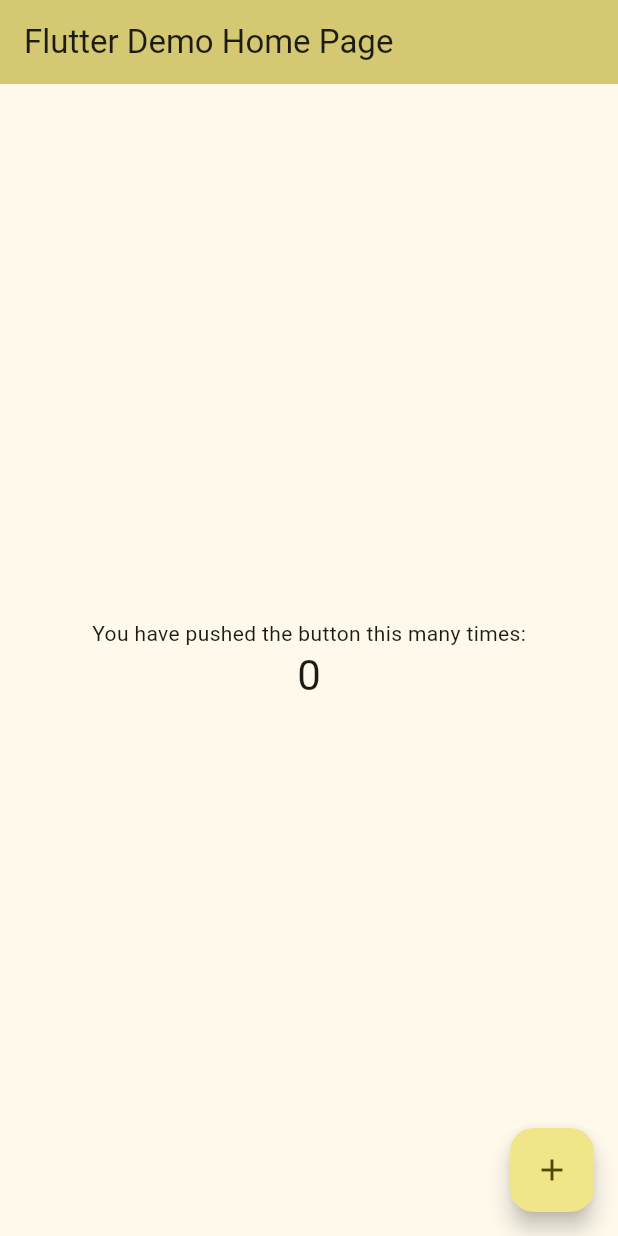
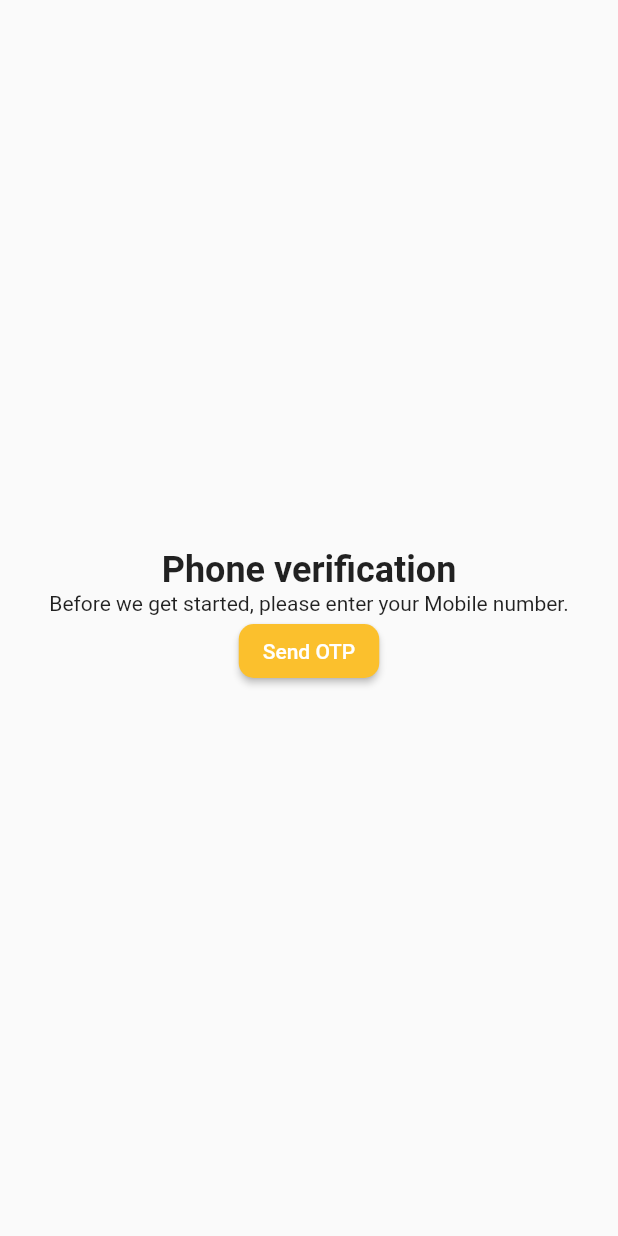
Before and after one commit to HarunJamal/HobbyHub, a Flutter app: the screen it shows after launch, on a phone screen of 412 x 824 dp. Run offline on Flutter 3.47's test engine with Material 2 defaults, Android fonts, the phone set to English and light mode, and no system bars.

Commit message:
phone number entry screen in progress

```diff
--- a/lib/main.dart
+++ b/lib/main.dart
@@ -1,126 +1,11 @@
 import 'package:flutter/material.dart';
+import 'package:hobby_hub/otp.dart';
+import 'package:hobby_hub/phone.dart';
 
 void main() {
-  runApp(const MyApp());
+  runApp(MaterialApp(
+    debugShowCheckedModeBanner: false,
+    initialRoute: 'phone',
+    routes: {'phone': (context) => MyPhone(), 'otp': (context) => MyOtp()},
+  ));
 }
-
-class MyApp extends StatelessWidget {
-  const MyApp({super.key});
-
-  // This widget is the root of your application.
-  @override
-  Widget build(BuildContext context) {
-    return MaterialApp(
-      title: 'Flutter Demo',
-      theme: ThemeData(
-        // This is the theme of your application.
-        //
-        // TRY THIS: Try running your application with "flutter run". You'll see
-        // the application has a blue toolbar. Then, without quitting the app,
-        // try changing the seedColor in the colorScheme below to Colors.green
-        // and then invoke "hot reload" (save your changes or press the "hot
-        // reload" button in a Flutter-supported IDE, or press "r" if you used
-        // the command line to start the app).
-        //
-        // Notice that the counter didn't reset back to zero; the application
-        // state is not lost during the reload. To reset the state, use hot
-        // restart instead.
-        //
-        // This works for code too, not just values: Most code changes can be
-        // tested with just a hot reload.
-        colorScheme:
-            ColorScheme.fromSeed(seedColor: Color.fromARGB(255, 149, 138, 38)),
-        useMaterial3: true,
-      ),
-      home: const MyHomePage(title: 'Flutter Demo Home Page'),
-    );
-  }
-}
-
-class MyHomePage extends StatefulWidget {
-  const MyHomePage({super.key, required this.title});
-
-  // This widget is the home page of your application. It is stateful, meaning
-  // that it has a State object (defined below) that contains fields that affect
-  // how it looks.
-
-  // This class is the configuration for the state. It holds the values (in this
-  // case the title) provided by the parent (in this case the App widget) and
-  // used by the build method of the State. Fields in a Widget subclass are
-  // always marked "final".
-
-  final String title;
-
-  @override
-  State<MyHomePage> createState() => _MyHomePageState();
-}
-
-class _MyHomePageState extends State<MyHomePage> {
-  int _counter = 0;
-
-  void _incrementCounter() {
-    setState(() {
-      // This call to setState tells the Flutter framework that something has
-      // changed in this State, which causes it to rerun the build method below
-      // so that the display can reflect the updated values. If we changed
-      // _counter without calling setState(), then the build method would not be
-      // called again, and so nothing would appear to happen.
-      _counter++;
-    });
-  }
-
-  @override
-  Widget build(BuildContext context) {
-    // This method is rerun every time setState is called, for instance as done
-    // by the _incrementCounter method above.
-    //
-    // The Flutter framework has been optimized to make rerunning build methods
-    // fast, so that you can just rebuild anything that needs updating rather
-    // than having to individually change instances of widgets.
-    return Scaffold(
-      appBar: AppBar(
-        // TRY THIS: Try changing the color here to a specific color (to
-        // Colors.amber, perhaps?) and trigger a hot reload to see the AppBar
-        // change color while the other colors stay the same.
-        backgroundColor: Theme.of(context).colorScheme.inversePrimary,
-        // Here we take the value from the MyHomePage object that was created by
-        // the App.build method, and use it to set our appbar title.
-        title: Text(widget.title),
-      ),
-      body: Center(
-        // Center is a layout widget. It takes a single child and positions it
-        // in the middle of the parent.
-        child: Column(
-          // Column is also a layout widget. It takes a list of children and
-          // arranges them vertically. By default, it sizes itself to fit its
-          // children horizontally, and tries to be as tall as its parent.
-          //
-          // Column has various properties to control how it sizes itself and
-          // how it positions its children. Here we use mainAxisAlignment to
-          // center the children vertically; the main axis here is the vertical
-          // axis because Columns are vertical (the cross axis would be
-          // horizontal).
-          //
-          // TRY THIS: Invoke "debug painting" (choose the "Toggle Debug Paint"
-          // action in the IDE, or press "p" in the console), to see the
-          // wireframe for each widget.
-          mainAxisAlignment: MainAxisAlignment.center,
-          children: <Widget>[
-            const Text(
-              'You have pushed the button this many times:',
-            ),
-            Text(
-              '$_counter',
-              style: Theme.of(context).textTheme.headlineMedium,
-            ),
-          ],
-        ),
-      ),
-      floatingActionButton: FloatingActionButton(
-        onPressed: _incrementCounter,
-        tooltip: 'Increment',
-        child: const Icon(Icons.add),
-      ), // This trailing comma makes auto-formatting nicer for build methods.
-    );
-  }
-}
--- a/lib/phone.dart
+++ b/lib/phone.dart
@@ -0,0 +1,42 @@
+import 'package:flutter/material.dart';
+
+class MyPhone extends StatefulWidget {
+  const MyPhone({super.key});
+
+  @override
+  State<MyPhone> createState() => _MyPhoneState();
+}
+
+class _MyPhoneState extends State<MyPhone> {
+  @override
+  Widget build(BuildContext context) {
+    return Scaffold(
+        body: Container(
+      alignment: Alignment.center,
+      child: SingleChildScrollView(
+        child: Column(
+          mainAxisAlignment: MainAxisAlignment.center,
+          children: [
+            Text(
+              'Phone verification',
+              style: TextStyle(fontSize: 24, fontWeight: FontWeight.bold),
+            ),
+            Text(
+              'Before we get started, please enter your Mobile number.',
+              style: TextStyle(fontSize: 14),
+              textAlign: TextAlign.center,
+            ),
+            ElevatedButton(
+              onPressed: () {},
+              child: Text('Send OTP'),
+              style: ElevatedButton.styleFrom(
+                  backgroundColor: Colors.yellow[700],
+                  shape: RoundedRectangleBorder(
+                      borderRadius: BorderRadius.circular(10))),
+            )
+          ],
+        ),
+      ),
+    ));
+  }
+}
```
